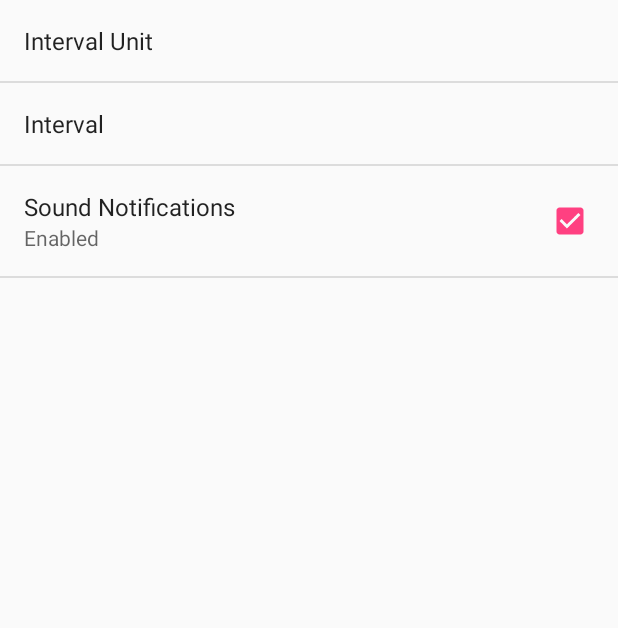
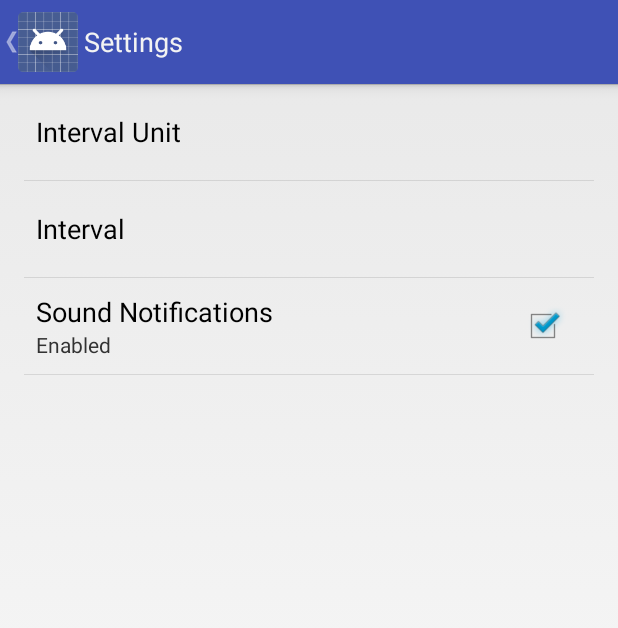
Before and after one commit to rezamars/NoteatReminder, an Android app: the screen it shows after launch (SettingsActivity), in the options menu, after a tap on "Settings", on a phone screen of 412 x 824 dp. Shown: the top 628 px of the screen. Run offline under Robolectric (Android 15) with nearby library versions, the phone set to English and light mode, and no system bars.

Commit message:
Solved the problem of showing actionbar (with back button) in settingsactivity. Added 2 xml-files.

```diff
--- a/app/src/main/AndroidManifest.xml
+++ b/app/src/main/AndroidManifest.xml
@@ -6,13 +6,11 @@
         android:allowBackup="true"
         android:icon="@mipmap/eating_beef_mutton"
         android:label="@string/app_name"
-
-        android:supportsRtl="true"
         android:theme="@style/AppTheme">
         <activity
             android:name=".MainActivity"
             android:label="@string/app_name"
-            android:theme="@style/AppTheme.NoActionBar">
+            android:theme="@style/AppTheme">
             <intent-filter>
                 <action android:name="android.intent.action.MAIN" />
 
--- a/app/src/main/java/com/example/reza/noteatreminder/MainActivity.java
+++ b/app/src/main/java/com/example/reza/noteatreminder/MainActivity.java
@@ -2,11 +2,13 @@ package com.example.reza.noteatreminder;
 
 import android.content.Intent;
 import android.media.MediaPlayer;
+import android.net.Uri;
 import android.os.Bundle;
 import android.os.Handler;
 import android.support.design.widget.FloatingActionButton;
 import android.support.design.widget.Snackbar;
 import android.support.v7.app.AppCompatActivity;
+import android.support.v7.app.AppCompatDelegate;
 import android.support.v7.widget.Toolbar;
 import android.view.View;
 import android.view.Menu;
@@ -19,7 +21,7 @@ import android.widget.Toast;
 
 import java.util.concurrent.TimeUnit;
 
-public class MainActivity extends AppCompatActivity {
+public class MainActivity extends AppCompatActivity implements MainActivityFragment.Callback{
 
     private Button b1,b2,b3,b4;
     private ImageView iv;
@@ -36,12 +38,17 @@ public class MainActivity extends AppCompatActivity {
 
     private int oneTimeOnly = 0;
 
+
+
     @Override
     protected void onCreate(Bundle savedInstanceState) {
         super.onCreate(savedInstanceState);
         setContentView(R.layout.activity_main);
-        Toolbar toolbar = (Toolbar) findViewById(R.id.toolbar);
-        setSupportActionBar(toolbar);
+        //getSupportActionBar().setElevation(0f);
+        getDelegate().installViewFactory();
+        getDelegate().onCreate(savedInstanceState);
+        //Toolbar toolbar = (Toolbar) findViewById(R.id.toolbar);
+        //setSupportActionBar(toolbar);
 
         /*
         FloatingActionButton fab = (FloatingActionButton) findViewById(R.id.fab);
@@ -70,7 +77,6 @@ public class MainActivity extends AppCompatActivity {
         // as you specify a parent activity in AndroidManifest.xml.
         int id = item.getItemId();
 
-        //noinspection SimplifiableIfStatement
         if (id == R.id.action_settings) {
             startActivity(new Intent(this,SettingsActivity.class));
             return true;
@@ -78,4 +84,18 @@ public class MainActivity extends AppCompatActivity {
 
         return super.onOptionsItemSelected(item);
     }
+
+    @Override
+    protected void onResume() {
+        super.onResume();
+
+        //MainActivityFragment ff = (MainActivityFragment)getSupportFragmentManager().findFragmentById(R.id.fragment);
+
+
+    }
+
+    @Override
+    public void onItemSelected(Uri dateUri) {
+        //startActivity(new Intent(this,SettingsActivity.class));
+    }
 }
--- a/app/src/main/java/com/example/reza/noteatreminder/MainActivityFragment.java
+++ b/app/src/main/java/com/example/reza/noteatreminder/MainActivityFragment.java
@@ -3,6 +3,7 @@ package com.example.reza.noteatreminder;
 import android.content.Context;
 import android.media.AudioManager;
 import android.media.MediaPlayer;
+import android.net.Uri;
 import android.os.Handler;
 import android.support.v4.app.Fragment;
 import android.os.Bundle;
@@ -39,7 +40,20 @@ public class MainActivityFragment extends Fragment {
     private TextView tx3, tx4;
     private int oneTimeOnly = 0;
 
+    /**
+     * A callback interface that all activities containing this fragment must
+     * implement. This mechanism allows activities to be notified of item
+     * selections.
+     */
+    public interface Callback {
+        /**
+         * DetailFragmentCallback for when an item has been selected.
+         */
+        public void onItemSelected(Uri dateUri);
+    }
+
     public MainActivityFragment() {
+
     }
 
     @Override
--- a/app/src/main/res/values/styles.xml
+++ b/app/src/main/res/values/styles.xml
@@ -1,24 +1,29 @@
+
 <resources>
 
     <!-- Base application theme. -->
-    <style name="AppTheme" parent="Theme.AppCompat.Light.DarkActionBar">
-        <!-- Customize your theme here. -->
+    <style name="AppTheme" parent="@style/Theme.AppCompat.Light.DarkActionBar">
         <item name="colorPrimary">@color/colorPrimary</item>
         <item name="colorPrimaryDark">@color/colorPrimaryDark</item>
-        <item name="colorAccent">@color/colorAccent</item>
-    </style>
 
-    <style name="AppTheme.NoActionBar">
-        <item name="windowActionBar">false</item>
-        <item name="windowNoTitle">true</item>
     </style>
 
     <!-- Settings activity theme. -->
-    <style name="SettingsTheme" parent="AppTheme">
+    <style name="SettingsTheme" parent="@android:style/Theme.Holo.Light.DarkActionBar">
+        <item name="android:actionBarStyle">@style/ActionBar.V14.noteat.NoTitle</item>
     </style>
 
-    <style name="AppTheme.AppBarOverlay" parent="ThemeOverlay.AppCompat.Dark.ActionBar" />
+    <!-- Settings activity action bar styles -->
+    <style name="ActionBar.V14.noteat.NoTitle" parent="@android:style/Widget.Holo.Light.ActionBar.Solid.Inverse">
+        <item name="android:background">@color/colorPrimary</item>
+        <item name="android:height">56dp</item>
+    </style>
 
-    <style name="AppTheme.PopupOverlay" parent="ThemeOverlay.AppCompat.Light" />
+    <!-- main activity action bar styles -->
+    <style name="ActionBar.Solid.Sunshine.NoTitle" parent="@style/Widget.AppCompat.Light.ActionBar.Solid.Inverse">
+        <item name="displayOptions">useLogo|showHome</item>
+        <item name="logo">@mipmap/eating_beef_mutton</item>
+    </style>
+
 
 </resources>
--- a/app/src/main/res/xml/pref_general.xml
+++ b/app/src/main/res/xml/pref_general.xml
@@ -2,6 +2,18 @@
 <PreferenceScreen xmlns:android="http://schemas.android.com/apk/res/android"
     android:layout_width="match_parent"
     android:layout_height="match_parent">
+
+    <!--
+    <android.support.v7.widget.Toolbar
+
+        android:id="@+id/my_awesome_toolbar"
+        android:layout_height="@dimen/abc_action_bar_default_height_material"
+        android:layout_width="match_parent"
+        android:minHeight="@dimen/abc_action_bar_default_height_material"
+        android:background="?attr/colorPrimary"
+        />
+        -->
+
 
     <ListPreference
         android:title="@string/pref_interval_unit"
```
Also changed, not shown: app/src/main/java/com/example/reza/noteatreminder/AppCompatPreferenceActivity.java (added, +111 -0 lines), app/src/main/java/com/example/reza/noteatreminder/SettingsActivity.java (+34 -0 lines), app/src/main/res/layout/activity_main.xml (+33 -2 lines), app/src/main/res/layout/settings.xml (added, +15 -0 lines), app/src/main/res/layout/toolbar.xml (added, +11 -0 lines), app/src/main/res/values/colors.xml (line endings or trailing spaces).
